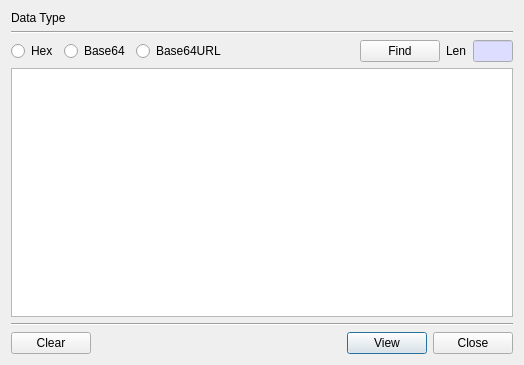
The window that BerEditor/decode_data_dlg.ui (jykim74/BerEditor) describes before a commit, drawn with Qt 5.
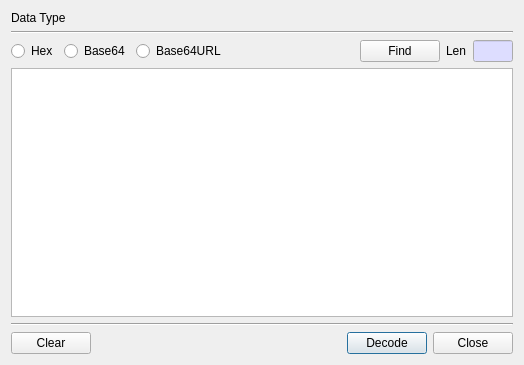
The same window after the commit.

What changed in the file:
```diff
--- a/BerEditor/decode_data_dlg.ui
+++ b/BerEditor/decode_data_dlg.ui
@@ -52,7 +52,7 @@
      <item row="0" column="2">
       <widget class="QPushButton" name="mViewBtn">
        <property name="text">
-        <string>View</string>
+        <string>Decode</string>
        </property>
       </widget>
      </item>
```
Left out of the diff: 4 changed lines with no effect on the pictures.
